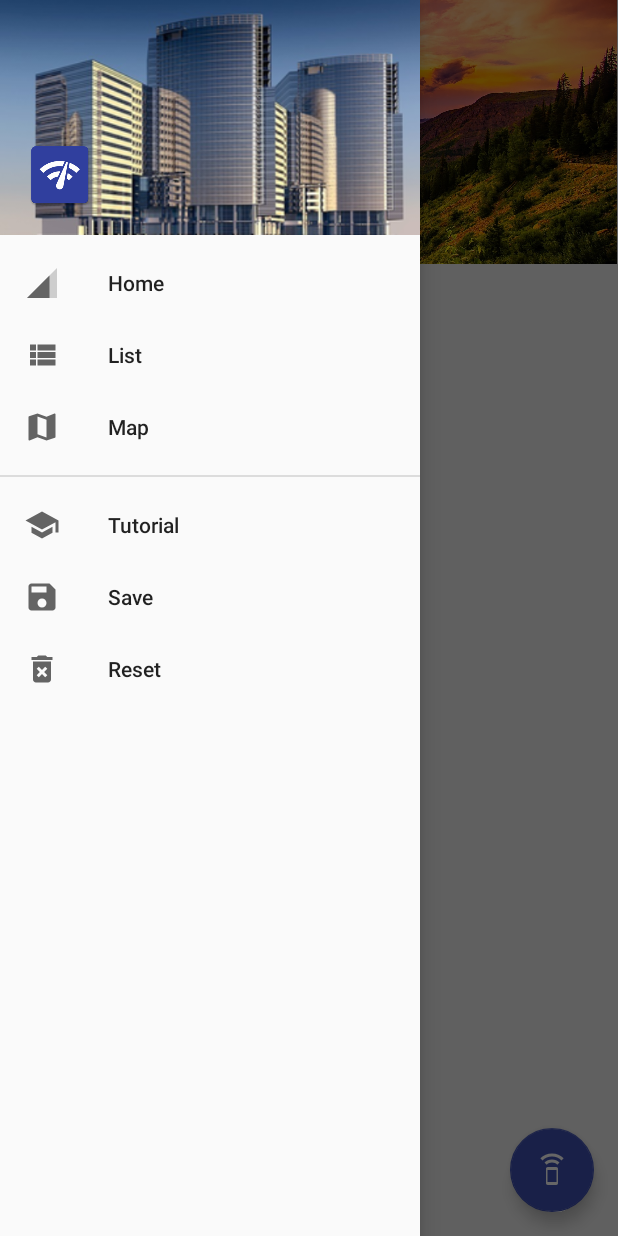
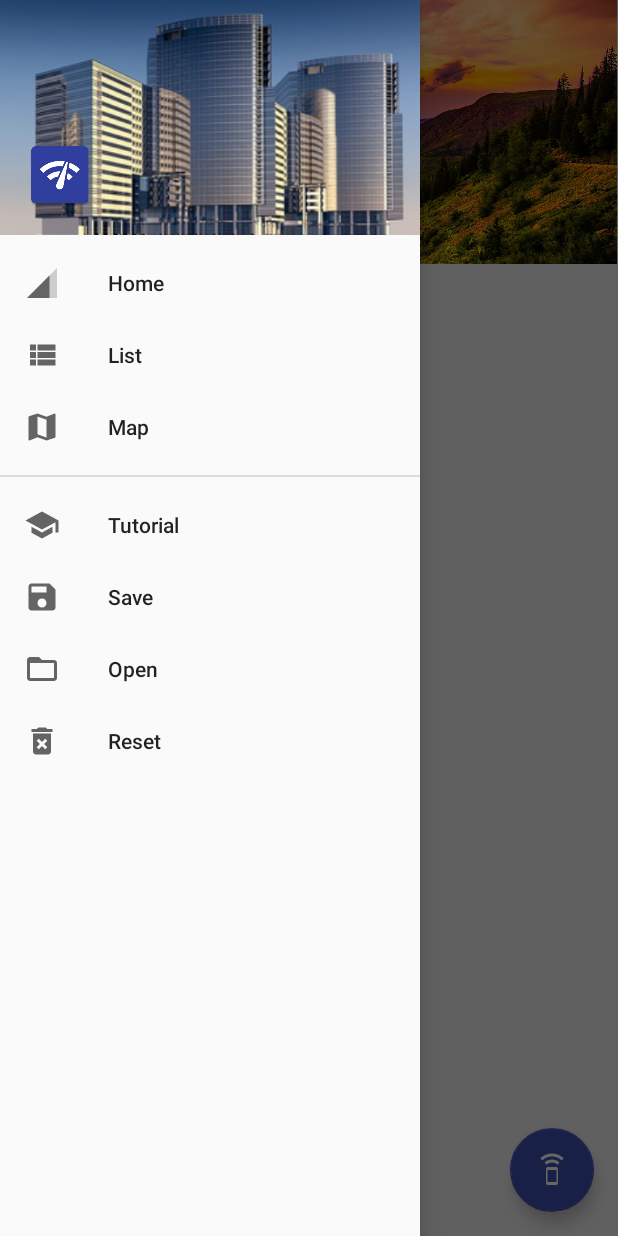
Before and after one commit to filipbiernat/BTSTracker, an Android app: the screen it shows after launch (MainActivity), on a phone screen of 412 x 824 dp. Run offline under Robolectric (Android 15) with nearby library versions, the phone set to English and light mode, and no system bars.

Commit message:
add open option

```diff
--- a/app/src/main/java/pl/edu/agh/student/fbierna/btstracker/data/BtsSearcher.java
+++ b/app/src/main/java/pl/edu/agh/student/fbierna/btstracker/data/BtsSearcher.java
@@ -86,7 +86,7 @@ class BtsSearcher {
         return mcc + ";" + networkGeneration + ";" + lac + ";" + btsId;
     }
 
-    private String scanCsv(String query){
+    private String scanCsv(String query){ //todo maybe use file manager
         String line = null;
         try {
             InputStreamReader inputStreamReader =
--- /dev/null
+++ b/app/src/main/res/drawable/ic_menu_open.xml
@@ -0,0 +1,9 @@
+<vector xmlns:android="http://schemas.android.com/apk/res/android"
+        android:width="24dp"
+        android:height="24dp"
+        android:viewportWidth="24.0"
+        android:viewportHeight="24.0">
+    <path
+        android:fillColor="#FF000000"
+        android:pathData="M20,6h-8l-2,-2L4,4c-1.1,0 -1.99,0.9 -1.99,2L2,18c0,1.1 0.9,2 2,2h16c1.1,0 2,-0.9 2,-2L22,8c0,-1.1 -0.9,-2 -2,-2zM20,18L4,18L4,8h16v10z"/>
+</vector>
--- a/app/src/main/res/menu/activity_main_drawer.xml
+++ b/app/src/main/res/menu/activity_main_drawer.xml
@@ -28,6 +28,10 @@
             android:icon="@drawable/ic_menu_save"
             android:title="Save" />
         <item
+            android:id="@+id/nav_open"
+            android:icon="@drawable/ic_menu_open"
+            android:title="Open" />
+        <item
             android:id="@+id/nav_reset"
             android:icon="@drawable/ic_menu_reset"
             android:title="Reset" />
```
Also changed, not shown: app/src/main/java/pl/edu/agh/student/fbierna/btstracker/main/FileManager.java (+51 -4 lines), app/src/main/java/pl/edu/agh/student/fbierna/btstracker/main/MainActivity.java (+36 -4 lines).
